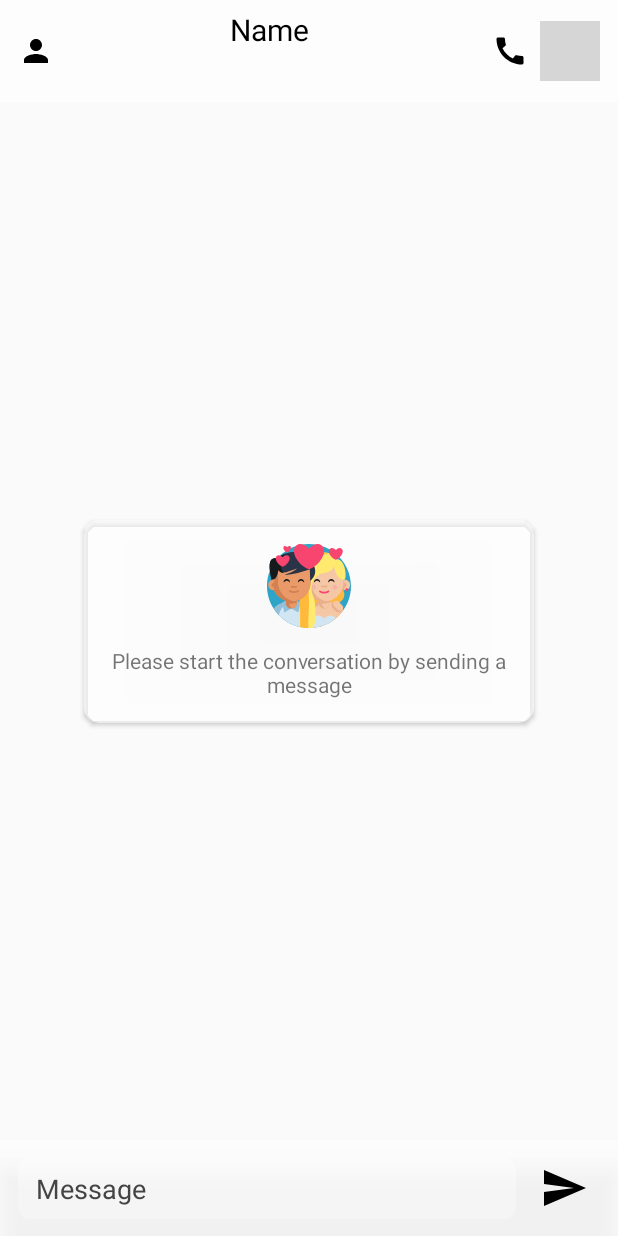
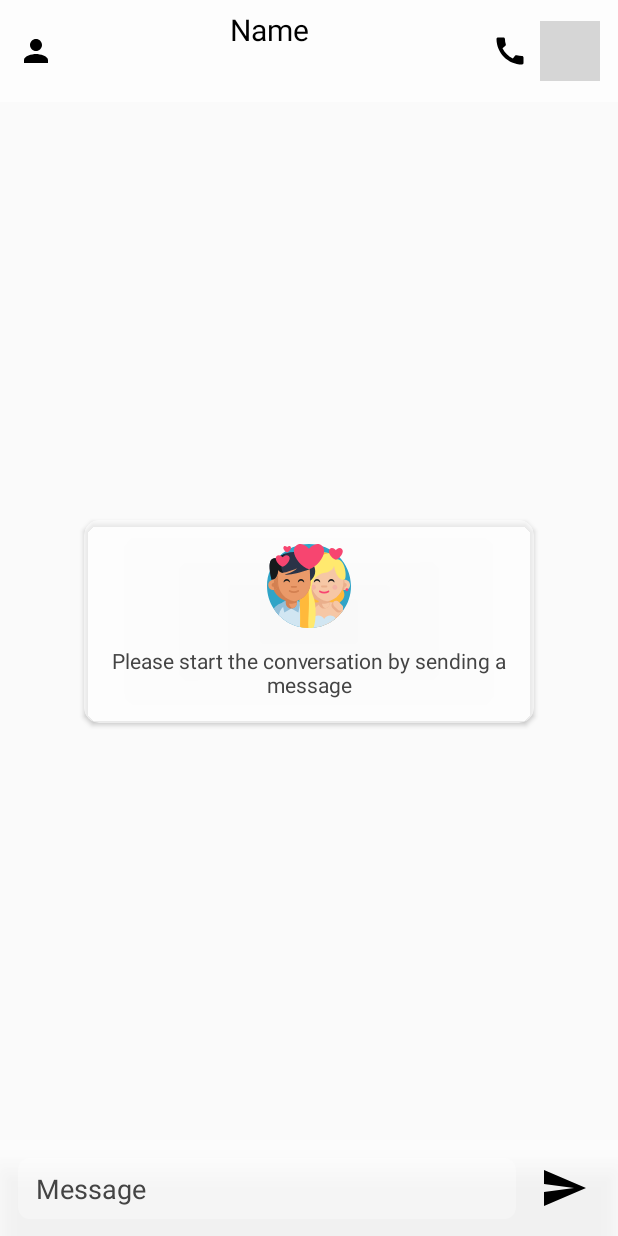
Before and after one commit to simranss/BetweenUs, an Android app: the BubbleChatActivity screen opened directly, with no data from a screen before it, on a phone screen of 412 x 824 dp. Run offline under Robolectric (Android 15) with nearby library versions, the phone set to English and light mode, and no system bars; our stand-ins replace Firebase (no records; nobody signed in at launch, a user with empty details on screens opened directly), Room's generated code; grey boxes are pictures that could not be loaded.

Commit message:
Bug fixes

```diff
--- a/app/src/main/java/com/nishasimran/betweenus/Utils/Utils.java
+++ b/app/src/main/java/com/nishasimran/betweenus/Utils/Utils.java
@@ -180,7 +180,7 @@ public class Utils {
 
     public static int getIntFromSharedPreference(@NonNull Application application, String key) {
         SharedPreferences preferences = application.getSharedPreferences(CommonValues.SHARED_PREFERENCE, Context.MODE_PRIVATE);
-        return preferences.getInt(key, -1);
+        return preferences.getInt(key, 0);
     }
 
     public static long getLongFromSharedPreference(@NonNull Application application, String key) {
@@ -278,6 +278,8 @@ public class Utils {
                 return R.style.Theme_BetweenUs_BlackBlue;
             case 2:
                 return R.style.Theme_BetweenUs_BlackRed;
+            case 3:
+                return R.style.Theme_BetweenUs_WhitePink;
             default:
                 return R.style.Theme_BetweenUs;
         }
--- a/app/src/main/java/com/nishasimran/betweenus/services/ParentService.java
+++ b/app/src/main/java/com/nishasimran/betweenus/services/ParentService.java
@@ -357,7 +357,7 @@ public class ParentService extends LifecycleService {
     }
 
     public void stopWork() {
-        if (messagesRef!=null && handler != null)
+        if (messagesRef != null && handler != null)
             messagesRef.removeEventListener(handler);
     }
 }
--- a/app/src/main/res/layout/fragment_chat.xml
+++ b/app/src/main/res/layout/fragment_chat.xml
@@ -176,6 +176,7 @@
                         android:layout_width="wrap_content"
                         android:layout_height="wrap_content"
                         android:layout_marginTop="12dp"
+                        android:textColor="@color/dark_grey"
                         android:gravity="center_horizontal"
                         android:text="@string/convo_start"
                         app:layout_constraintBottom_toBottomOf="parent"
```
